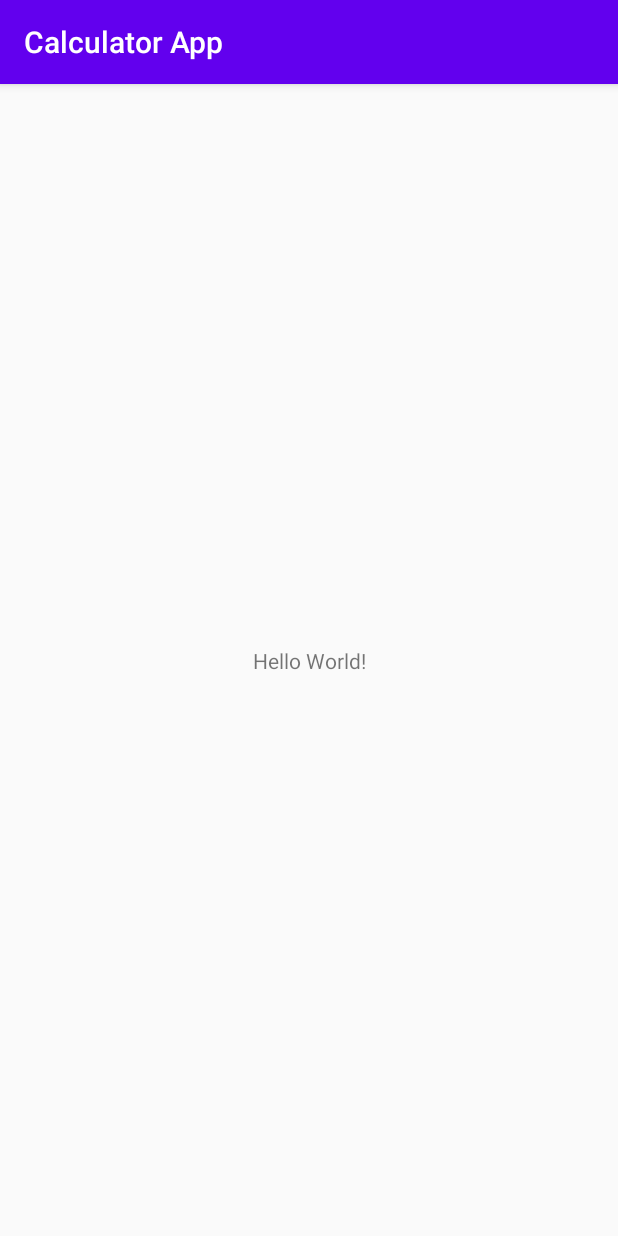
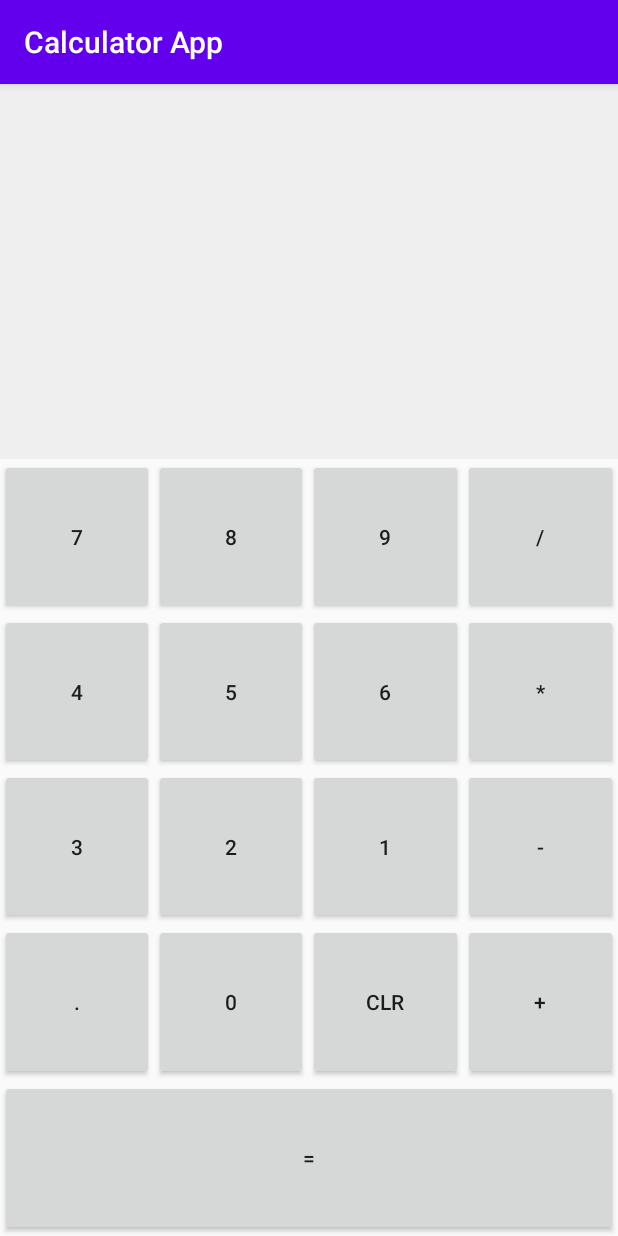
Before and after one commit to parthdobariya/Kotlin-Udemy-Projects, an Android app: the screen it shows after launch (MainActivity), on a phone screen of 412 x 824 dp. Run offline under Robolectric (Android 15) with nearby library versions, the phone set to English and light mode, and no system bars.

Commit message:
added UI
added UI

```diff
--- a/Calculator App/app/src/main/java/app/parth/in/calculatorapp/MainActivity.kt
+++ b/Calculator App/app/src/main/java/app/parth/in/calculatorapp/MainActivity.kt
@@ -1,7 +1,9 @@
 package app.parth.`in`.calculatorapp
 
+import android.os.Bundle
+import android.view.View
+import android.widget.Toast
 import androidx.appcompat.app.AppCompatActivity
-import android.os.Bundle
 
 class MainActivity : AppCompatActivity() {
 
@@ -9,4 +11,8 @@ class MainActivity : AppCompatActivity() {
         super.onCreate(savedInstanceState)
         setContentView(R.layout.activity_main)
     }
+
+    fun onDigit(view: View) {
+        Toast.makeText(this, "Button Worked", Toast.LENGTH_SHORT).show()
+    }
 }
--- a/Calculator App/app/src/main/res/layout/activity_main.xml
+++ b/Calculator App/app/src/main/res/layout/activity_main.xml
@@ -1,18 +1,192 @@
 <?xml version="1.0" encoding="utf-8"?>
-<androidx.constraintlayout.widget.ConstraintLayout xmlns:android="http://schemas.android.com/apk/res/android"
-    xmlns:app="http://schemas.android.com/apk/res-auto"
+<LinearLayout xmlns:android="http://schemas.android.com/apk/res/android"
     xmlns:tools="http://schemas.android.com/tools"
     android:layout_width="match_parent"
     android:layout_height="match_parent"
+    android:orientation="vertical"
     tools:context=".MainActivity">
 
     <TextView
-        android:layout_width="wrap_content"
+        android:id="@+id/tvInput"
+        android:layout_width="match_parent"
+        android:layout_height="250dp"
+        android:background="#efefef"
+        android:maxLength="12"
+        android:textSize="48sp" />
+
+    <!--ROW 1 -->
+    <LinearLayout
+        android:layout_width="match_parent"
         android:layout_height="wrap_content"
-        android:text="Hello World!"
-        app:layout_constraintBottom_toBottomOf="parent"
-        app:layout_constraintLeft_toLeftOf="parent"
-        app:layout_constraintRight_toRightOf="parent"
-        app:layout_constraintTop_toTopOf="parent" />
+        android:layout_weight="1"
+        android:orientation="horizontal">
 
-</androidx.constraintlayout.widget.ConstraintLayout>
+        <Button
+            android:id="@+id/btnSeven"
+            android:layout_width="0dp"
+            android:layout_height="match_parent"
+            android:layout_weight="1"
+            android:onClick="onDigit"
+            android:text="7" />
+
+        <Button
+            android:id="@+id/btnEight"
+            android:layout_width="0dp"
+            android:layout_height="match_parent"
+            android:layout_weight="1"
+            android:onClick="onDigit"
+            android:text="8" />
+
+        <Button
+            android:id="@+id/btnNine"
+            android:layout_width="0dp"
+            android:layout_height="match_parent"
+            android:layout_weight="1"
+            android:onClick="onDigit"
+            android:text="9" />
+
+        <Button
+            android:id="@+id/btnDivide"
+            android:layout_width="0dp"
+            android:layout_height="match_parent"
+            android:layout_weight="1"
+            android:onClick="onDigit"
+            android:text="/" />
+
+    </LinearLayout>
+    <!--ROW 2 -->
+    <LinearLayout
+        android:layout_width="match_parent"
+        android:layout_height="wrap_content"
+        android:layout_weight="1"
+        android:orientation="horizontal">
+
+        <Button
+            android:id="@+id/btnFour"
+            android:layout_width="0dp"
+            android:layout_height="match_parent"
+            android:layout_weight="1"
+            android:onClick="onDigit"
+            android:text="4" />
+
+        <Button
+            android:id="@+id/btnFive"
+            android:layout_width="0dp"
+            android:layout_height="match_parent"
+            android:layout_weight="1"
+            android:onClick="onDigit"
+            android:text="5" />
+
+        <Button
+            android:id="@+id/btnSix"
+            android:layout_width="0dp"
+            android:layout_height="match_parent"
+            android:layout_weight="1"
+            android:onClick="onDigit"
+            android:text="6" />
+
+        <Button
+            android:id="@+id/btnMultiply"
+            android:layout_width="0dp"
+            android:layout_height="match_parent"
+            android:layout_weight="1"
+            android:onClick="onDigit"
+            android:text="*" />
+
+    </LinearLayout>
+    <!--ROW 3 -->
+    <LinearLayout
+        android:layout_width="match_parent"
+        android:layout_height="wrap_content"
+        android:layout_weight="1"
+        android:orientation="horizontal">
+
+        <Button
+            android:id="@+id/btnThree"
+            android:layout_width="0dp"
+            android:layout_height="match_parent"
+            android:layout_weight="1"
+            android:onClick="onDigit"
+            android:text="3" />
+
+        <Button
+            android:id="@+id/btnTwo"
+            android:layout_width="0dp"
+            android:layout_height="match_parent"
+            android:layout_weight="1"
+            android:onClick="onDigit"
+            android:text="2" />
+
+        <Button
+            android:id="@+id/btnOne"
+            android:layout_width="0dp"
+            android:layout_height="match_parent"
+            android:layout_weight="1"
+            android:onClick="onDigit"
+            android:text="1" />
+
+        <Button
+            android:id="@+id/btnSubtract"
+            android:layout_width="0dp"
+            android:layout_height="match_parent"
+            android:layout_weight="1"
+            android:onClick="onDigit"
+            android:text="-" />
+
+    </LinearLayout>
+    <!--ROW 4 -->
+    <LinearLayout
+        android:layout_width="match_parent"
+        android:layout_height="wrap_content"
+        android:layout_weight="1"
+        android:orientation="horizontal">
+
+        <Button
+            android:id="@+id/btnDecimal"
+            android:layout_width="0dp"
+            android:layout_height="match_parent"
+            android:layout_weight="1"
+            android:onClick="onDigit"
+            android:text="." />
+
+        <Button
+            android:id="@+id/btnZero"
+            android:layout_width="0dp"
+            android:layout_height="match_parent"
+            android:layout_weight="1"
+            android:onClick="onDigit"
+            android:text="0" />
+
+        <Button
+            android:id="@+id/btnClear"
+            android:layout_width="0dp"
+            android:layout_height="match_parent"
+            android:layout_weight="1"
+            android:onClick="onDigit"
+            android:text="CLR" />
+
+        <Button
+            android:id="@+id/btnAdd"
+            android:layout_width="0dp"
+            android:layout_height="match_parent"
+            android:layout_weight="1"
+            android:onClick="onDigit"
+            android:text="+" />
+
+    </LinearLayout>
+    <!--ROW 5 -->
+    <LinearLayout
+        android:layout_width="match_parent"
+        android:layout_height="wrap_content"
+        android:layout_weight="1"
+        android:orientation="horizontal">
+
+        <Button
+            android:id="@+id/btnEqual"
+            android:layout_width="match_parent"
+            android:layout_height="match_parent"
+            android:onClick="onDigit"
+            android:text="=" />
+    </LinearLayout>
+
+</LinearLayout>
```
